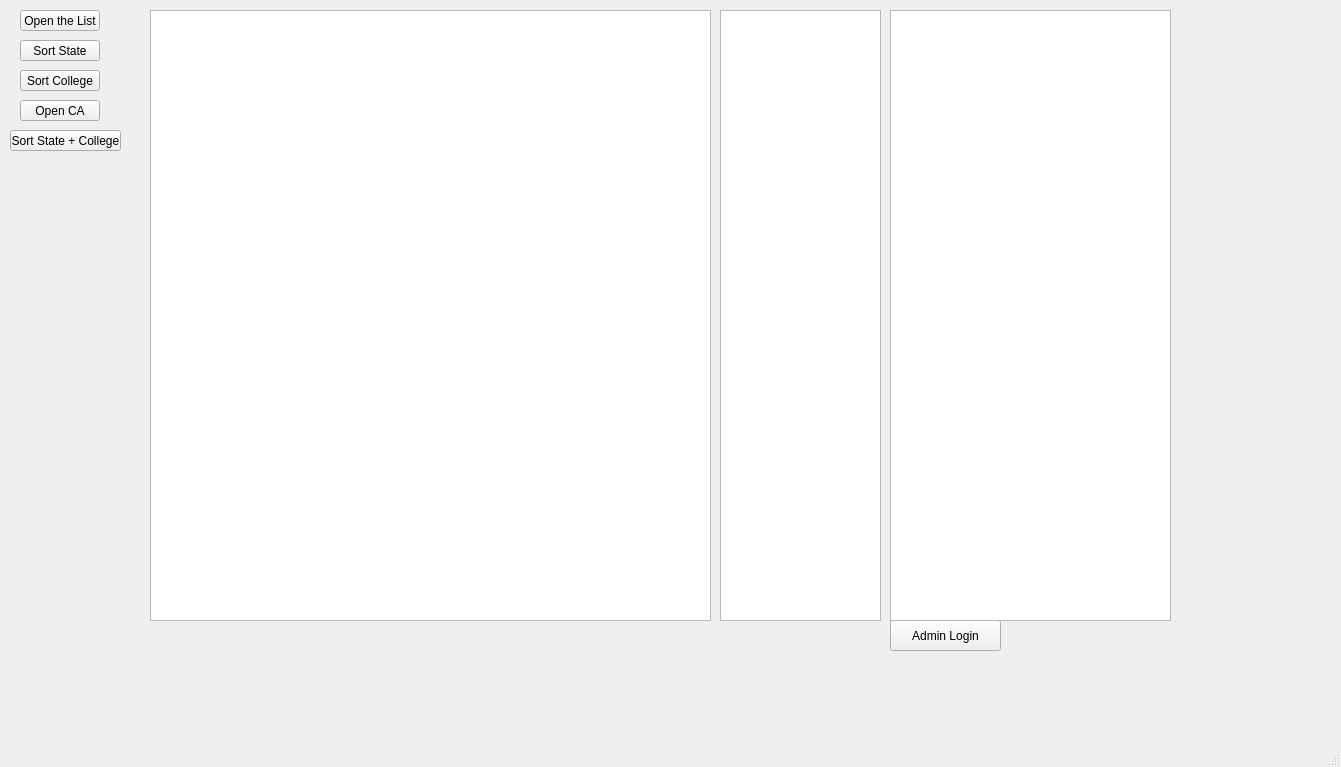
The window that CollegeTouring/mainwindow.ui (Savant-sys/College-Touring) describes before a commit, drawn with Qt 5.
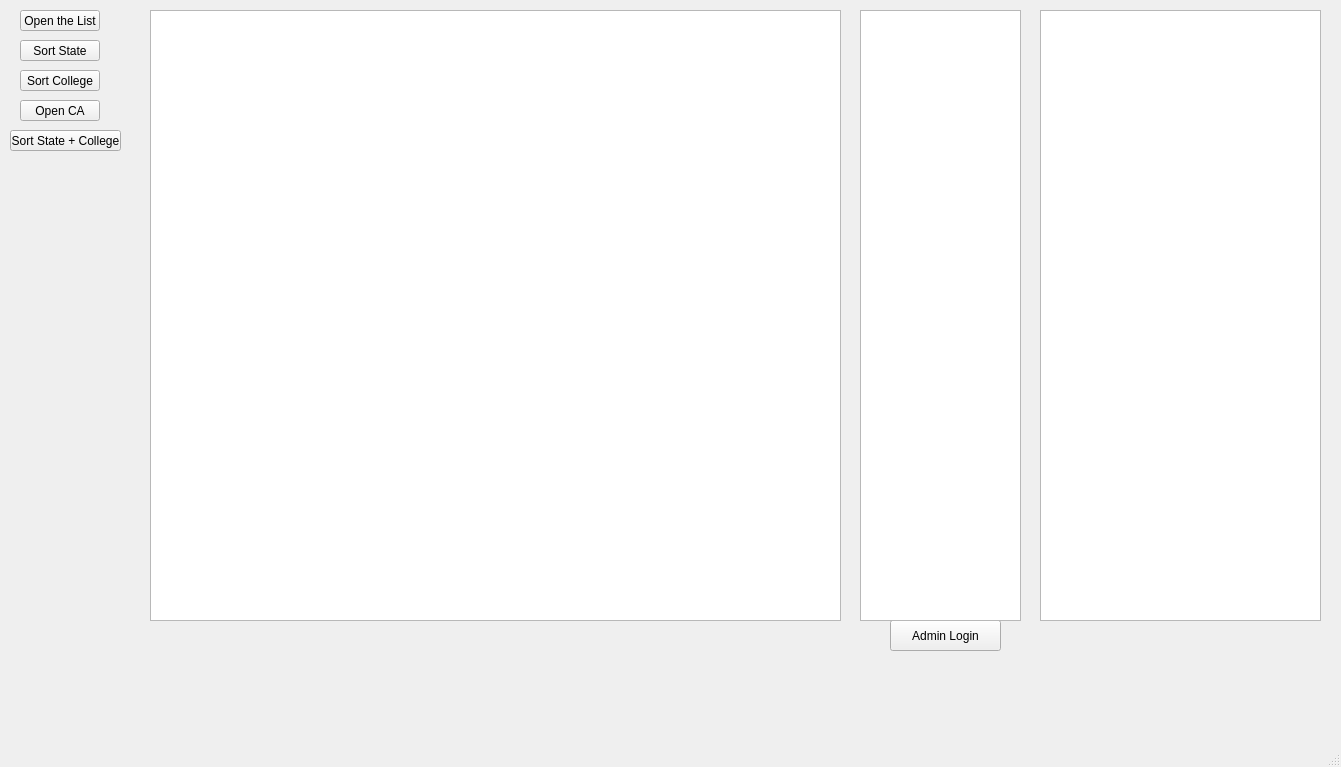
The same window after the commit.

```diff
--- a/CollegeTouring/mainwindow.ui
+++ b/CollegeTouring/mainwindow.ui
@@ -97,7 +97,7 @@
      <rect>
       <x>150</x>
       <y>10</y>
-      <width>561</width>
+      <width>691</width>
       <height>611</height>
      </rect>
     </property>
@@ -105,7 +105,7 @@
    <widget class="QListWidget" name="customList">
     <property name="geometry">
      <rect>
-      <x>720</x>
+      <x>860</x>
       <y>10</y>
       <width>161</width>
       <height>611</height>
@@ -115,7 +115,7 @@
    <widget class="QListWidget" name="menuList">
     <property name="geometry">
      <rect>
-      <x>890</x>
+      <x>1040</x>
       <y>10</y>
       <width>281</width>
       <height>611</height>
```
